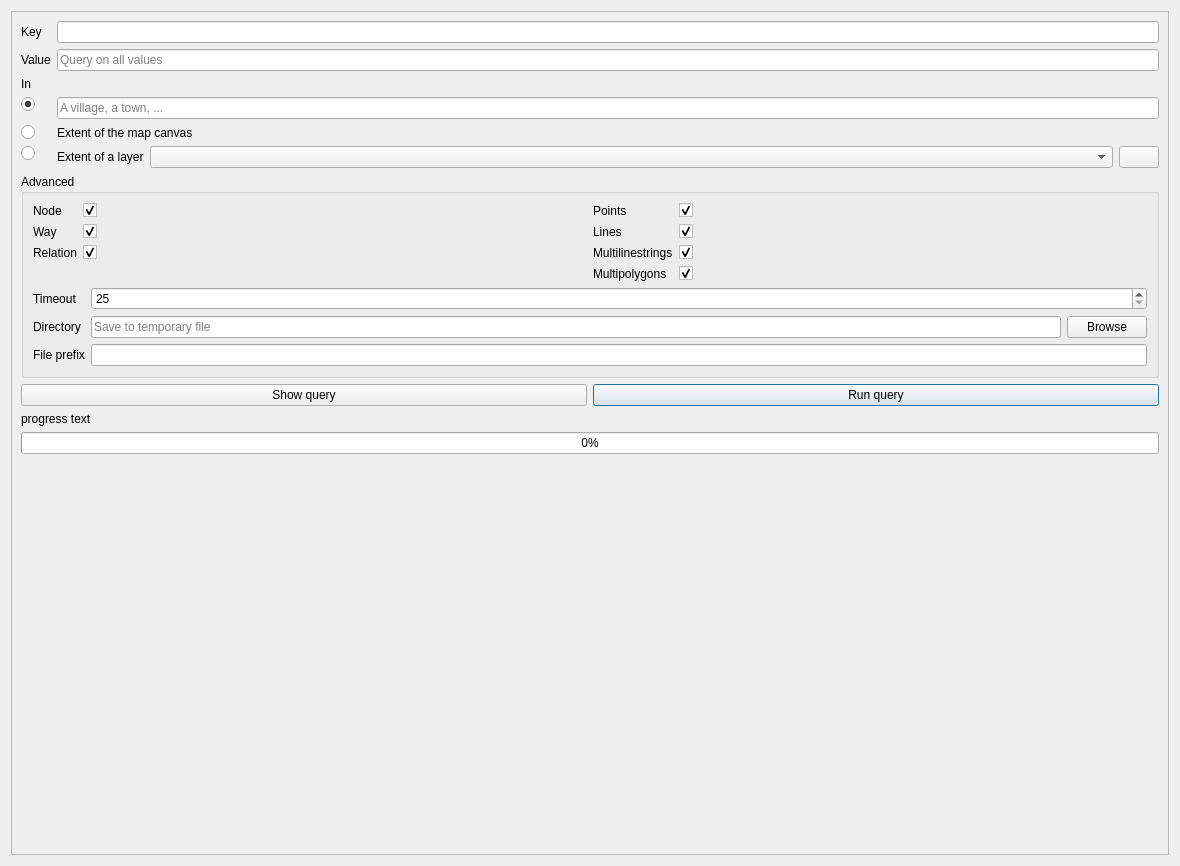
Above: ui/quick_query.ui from 3liz/QuickOSM before the change. Below: the same form after it.
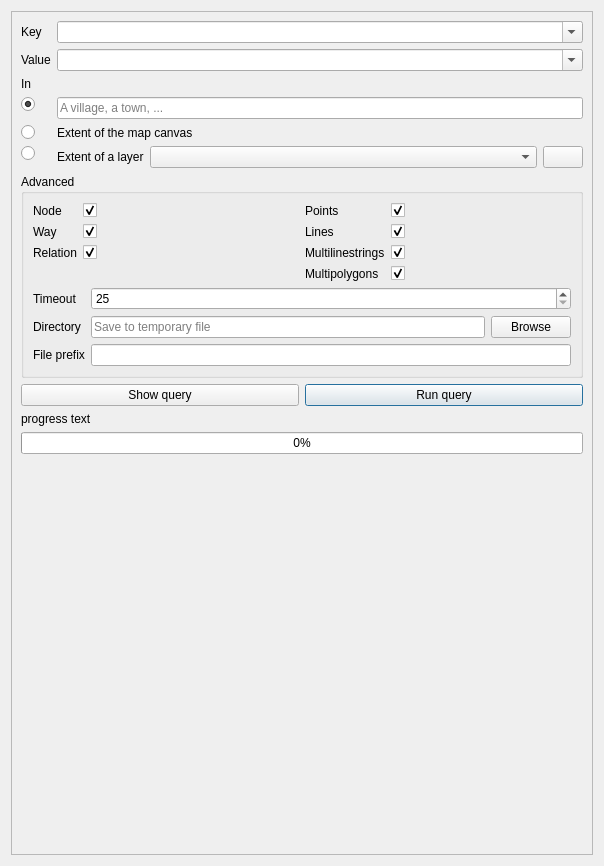
That is the form after the change. Icons and pictures are not drawn. Custom widgets are drawn as their Qt base class.

Commit message: [FEATURE] autocompletion for keys and values #19

```diff
--- a/ui/quick_query.ui
+++ b/ui/quick_query.ui
@@ -6,7 +6,7 @@
    <rect>
     <x>0</x>
     <y>0</y>
-    <width>1180</width>
+    <width>604</width>
     <height>866</height>
    </rect>
   </property>
@@ -24,7 +24,7 @@
        <rect>
         <x>0</x>
         <y>0</y>
-        <width>1166</width>
+        <width>590</width>
         <height>852</height>
        </rect>
       </property>
@@ -41,13 +41,6 @@
            </property>
           </widget>
          </item>
-         <item row="0" column="1">
-          <widget class="QLineEdit" name="lineEdit_key">
-           <property name="text">
-            <string/>
-           </property>
-          </widget>
-         </item>
          <item row="1" column="0">
           <widget class="QLabel" name="label_2">
            <property name="text">
@@ -55,16 +48,6 @@
            </property>
           </widget>
          </item>
-         <item row="1" column="1">
-          <widget class="QLineEdit" name="lineEdit_value">
-           <property name="text">
-            <string/>
-           </property>
-           <property name="placeholderText">
-            <string>Query on all values</string>
-           </property>
-          </widget>
-         </item>
          <item row="2" column="0">
           <widget class="QLabel" name="label_3">
            <property name="text">
@@ -145,6 +128,38 @@
            </property>
           </widget>
          </item>
+         <item row="0" column="1">
+          <widget class="QComboBox" name="comboBox_key">
+           <property name="sizePolicy">
+            <sizepolicy hsizetype="Expanding" vsizetype="Fixed">
+             <horstretch>0</horstretch>
+             <verstretch>0</verstretch>
+            </sizepolicy>
+           </property>
+           <property name="editable">
+            <bool>true</bool>
+           </property>
+           <property name="sizeAdjustPolicy">
+            <enum>QComboBox::AdjustToContents</enum>
+           </property>
+          </widget>
+         </item>
+         <item row="1" column="1">
+          <widget class="QComboBox" name="comboBox_value">
+           <property name="sizePolicy">
+            <sizepolicy hsizetype="Expanding" vsizetype="Fixed">
+             <horstretch>0</horstretch>
+             <verstretch>0</verstretch>
+            </sizepolicy>
+           </property>
+           <property name="editable">
+            <bool>true</bool>
+           </property>
+           <property name="sizeAdjustPolicy">
+            <enum>QComboBox::AdjustToContents</enum>
+           </property>
+          </widget>
+         </item>
         </layout>
        </item>
        <item>
```
The commit also changes 3 other files.
